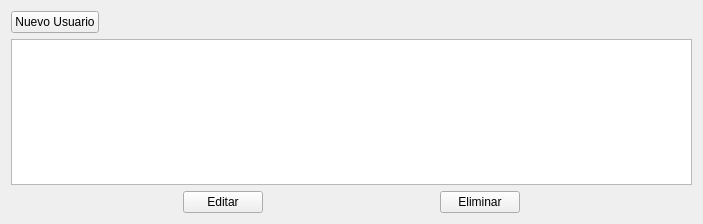
This is Biblioteca/Views/Usuarios.ui in rescobedoq/sbd as Qt 5 draws it before an edit. The edited form follows.
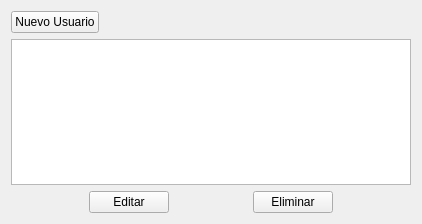
This is the edited form.

Diff of the .ui file:
```diff
--- a/Biblioteca/Views/Usuarios.ui
+++ b/Biblioteca/Views/Usuarios.ui
@@ -6,7 +6,7 @@
    <rect>
     <x>0</x>
     <y>0</y>
-    <width>703</width>
+    <width>422</width>
     <height>224</height>
    </rect>
   </property>
```
